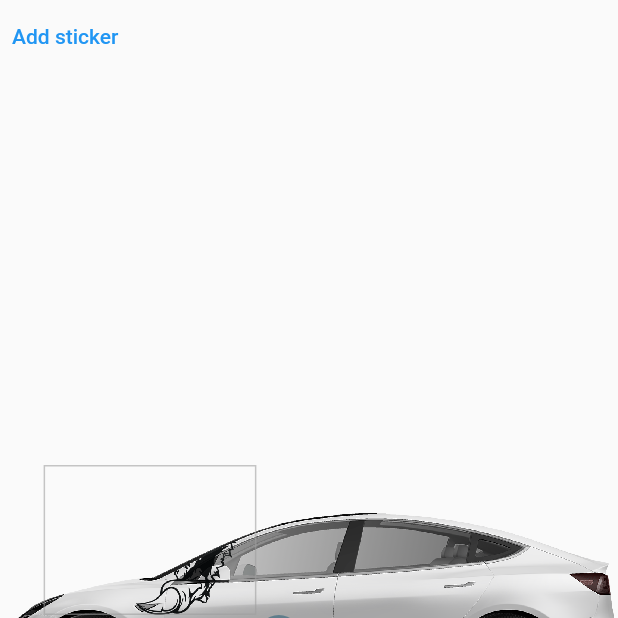
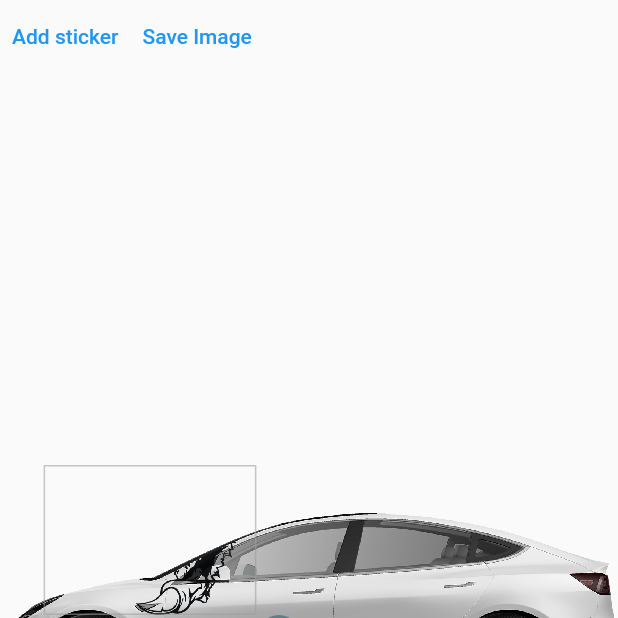
Before and after one commit to Koallider/image_stickers, a Flutter app: the screen it shows after launch, on a phone screen of 412 x 824 dp, the top half of it. Run offline on Flutter 3.47's test engine with Material 2 defaults, Android fonts, the phone set to English and light mode, and no system bars.

Commit message:
save image example

```diff
--- a/example/lib/main.dart
+++ b/example/lib/main.dart
@@ -1,6 +1,9 @@
+import 'dart:typed_data';
+
 import 'package:flutter/material.dart';
 import 'package:image_stickers/image_stickers.dart';
 import 'package:image_stickers/image_stickers_controls_style.dart';
+import 'dart:ui' as ui;
 
 void main() {
   runApp(const MyApp());
@@ -32,9 +35,14 @@ class MyHomePage extends StatefulWidget {
 class _MyHomePageState extends State<MyHomePage> {
   List<UISticker> stickers = [];
 
+  late ImageStickersController controller;
+
+  Uint8List? resultImage;
+
   @override
   void initState() {
     stickers.add(createSticker(0));
+    controller = ImageStickersController();
   }
 
   UISticker createSticker(int index) {
@@ -48,25 +56,47 @@ class _MyHomePageState extends State<MyHomePage> {
   @override
   Widget build(BuildContext context) {
     return Scaffold(
-      body: Stack(
+        body: SafeArea(
+      child: resultImage == null
+          ? Stack(
               children: [
                 ImageStickers(
                   backgroundImage: const AssetImage("assets/car.png"),
                   stickerList: stickers,
                   stickerControlsStyle: ImageStickersControlsStyle(
                       color: Colors.blueGrey,
-              child: const Icon(Icons.zoom_out_map, color: Colors.white,)
+                      child: const Icon(
+                        Icons.zoom_out_map,
+                        color: Colors.white,
+                      )),
+                  controller: controller,
                 ),
-          ),
+                Row(
+                  children: [
                     TextButton(
                         onPressed: () {
                           setState(() {
                             stickers.add(createSticker(stickers.length));
                           });
                         },
-              child: const Text("Add sticker"))
+                        child: const Text("Add sticker")),
+                    TextButton(
+                        onPressed: () async {
+                          var image = await controller.getImage();
+                          var byteData = await image.toByteData(
+                              format: ui.ImageByteFormat.png);
+                          setState(() {
+                            resultImage = byteData!.buffer.asUint8List();
+                          });
+                        },
+                        child: const Text("Save Image")),
                   ],
-      ), // This trailing comma makes auto-formatting nicer for build methods.
-    );
+                )
+              ],
+            )
+          : Image(
+              image: MemoryImage(resultImage!),
+            ),
+    ));
   }
 }
```
Lines whose indentation alone changed are shown as unchanged.
